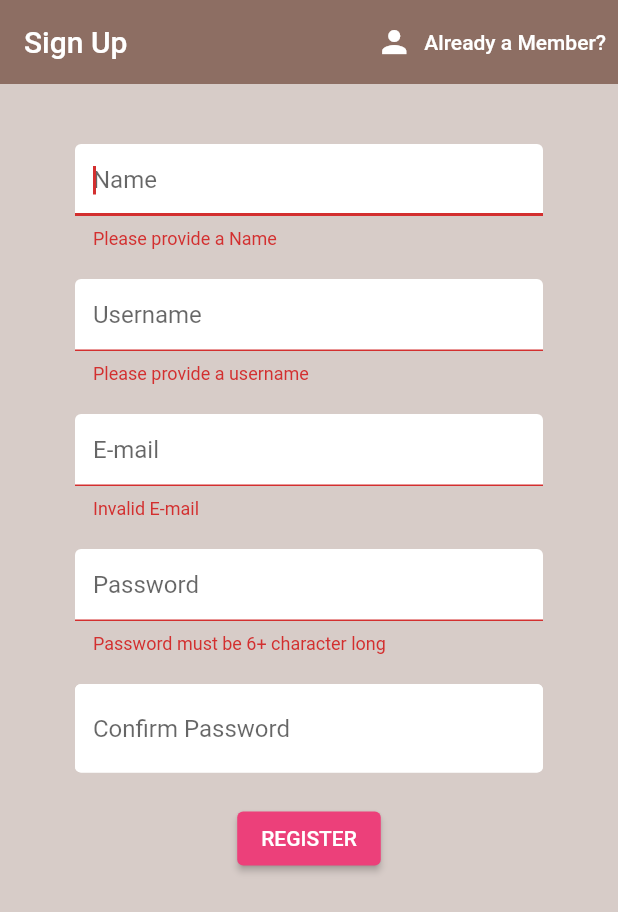
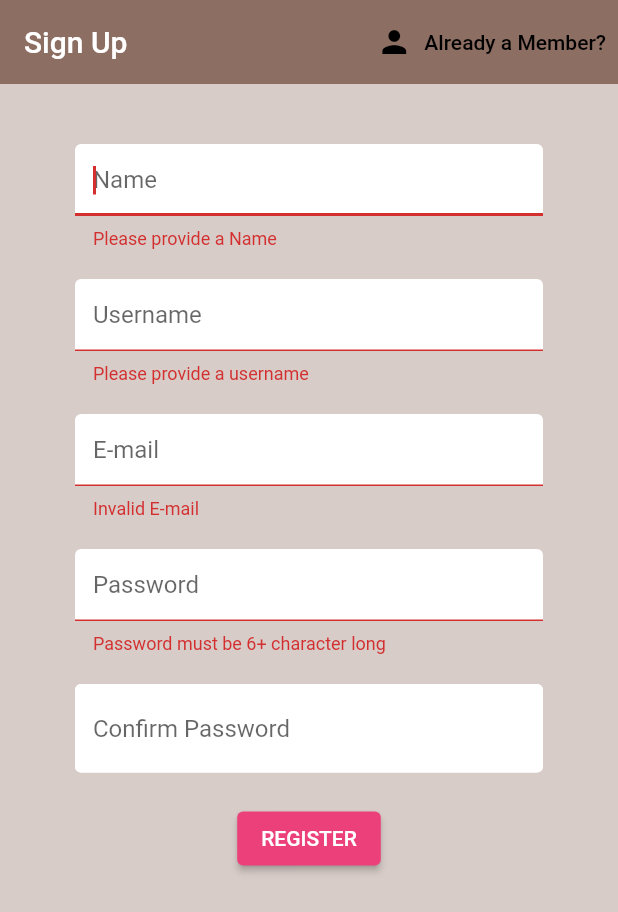
Before and after one commit to rimjhimsinghh/flutter-project, a Flutter app: the screen it shows after launch, after a tap on "Sign In", after a tap on "Getting Started?", after a tap on "REGISTER", on a phone screen of 412 x 824 dp. Shown: the top 912 px of the screen. Run offline on Flutter 3.47's test engine with Material 2 defaults, Android fonts, the phone set to English and light mode, and no system bars; our stand-ins replace firebase_auth, flutter_spinkit; accounts and stored records are empty.

```diff
--- a/lib/screens/authenticate/register.dart
+++ b/lib/screens/authenticate/register.dart
@@ -1,4 +1,5 @@
 import 'package:brew_crew/services/auth.dart';
+import 'package:brew_crew/shared/loading.dart';
 import 'package:flutter/material.dart';
 import 'package:brew_crew/shared/constants.dart';
 
@@ -13,6 +14,7 @@ class _RegisterState extends State<Register> {
   final AuthService _auth = AuthService();
 
   final _formKey = GlobalKey<FormState>();
+  bool loading = false;
   String email = '';
   String password = '';
   String username = '';
@@ -22,7 +24,9 @@ class _RegisterState extends State<Register> {
   String error = '';
   @override
   Widget build(BuildContext context) {
-    return Scaffold(
+    return loading
+        ? Loading()
+        : Scaffold(
             backgroundColor: Colors.brown[100],
             appBar: AppBar(
               backgroundColor: Colors.brown[400],
@@ -35,11 +39,11 @@ class _RegisterState extends State<Register> {
                     },
                     icon: Icon(
                       Icons.person,
-                color: Colors.white,
+                      color: Colors.black,
                     ),
                     label: Text(
                       'Already a Member?', //Allow to switch b/w signin and signup
-                style: TextStyle(color: Colors.white),
+                      style: TextStyle(color: Colors.black),
                     ))
               ],
             ),
@@ -56,7 +60,8 @@ class _RegisterState extends State<Register> {
                         TextFormField(
                           validator: (val) =>
                               val.isEmpty ? 'Please provide a Name' : null,
-                    decoration: textInputDecoration.copyWith(hintText: 'Name'),
+                          decoration:
+                              textInputDecoration.copyWith(hintText: 'Name'),
                           autofocus: true,
                           onChanged: (val) {
                             setState(() => name = val);
@@ -68,8 +73,8 @@ class _RegisterState extends State<Register> {
                         TextFormField(
                           validator: (val) =>
                               val.isEmpty ? 'Please provide a username' : null,
-                    decoration:
-                        textInputDecoration.copyWith(hintText: 'Username'),
+                          decoration: textInputDecoration.copyWith(
+                              hintText: 'Username'),
                           onChanged: (val) {
                             setState(() => username = val);
                           },
@@ -93,8 +98,8 @@ class _RegisterState extends State<Register> {
                           validator: (val) => val.length < 6
                               ? 'Password must be 6+ character long'
                               : null,
-                    decoration:
-                        textInputDecoration.copyWith(hintText: 'Password'),
+                          decoration: textInputDecoration.copyWith(
+                              hintText: 'Password'),
                           obscureText: true,
                           onChanged: (val) {
                             setState(() => password = val);
@@ -116,15 +121,18 @@ class _RegisterState extends State<Register> {
                         ),
                         ElevatedButton(
                             style: ButtonStyle(
-                          backgroundColor:
-                              MaterialStateProperty.all(Colors.pink[400])),
+                                backgroundColor: MaterialStateProperty.all(
+                                    Colors.pink[400])),
                             onPressed: () async {
                               if (_formKey.currentState.validate()) {
-                          dynamic result =
-                              await _auth.registerWithEmail(email, password);
+                                setState(() => loading = true);
+                                dynamic result = await _auth.registerWithEmail(
+                                    email, password);
                                 if (result == null) {
-                            setState(
-                                () => error = 'Please supply a valid Email');
+                                  setState(() {
+                                    error = 'Email Invalid or Already in use';
+                                    loading = false;
+                                  });
                                 }
                               }
                             },
--- a/lib/screens/authenticate/sign_in.dart
+++ b/lib/screens/authenticate/sign_in.dart
@@ -1,4 +1,5 @@
 import 'package:brew_crew/services/auth.dart';
+import 'package:brew_crew/shared/loading.dart';
 import 'package:flutter/material.dart';
 import 'package:brew_crew/shared/constants.dart';
 
@@ -12,12 +13,15 @@ class SignIn extends StatefulWidget {
 class _SignInState extends State<SignIn> {
   final AuthService _auth = AuthService(); //instace of AuthService class
   final _formKey = GlobalKey<FormState>();
+  bool loading = false;
   String email = '';
   String password = '';
   String error = '';
   @override
   Widget build(BuildContext context) {
-    return Scaffold(
+    return loading
+        ? Loading()
+        : Scaffold(
             backgroundColor: Colors.brown[100],
             appBar: AppBar(
               backgroundColor: Colors.brown[400],
@@ -30,11 +34,11 @@ class _SignInState extends State<SignIn> {
                     },
                     icon: Icon(
                       Icons.person,
-                color: Colors.white,
+                      color: Colors.black,
                     ),
                     label: Text(
                       'Getting Started?', //Allow to switch b/w signin and signup
-                style: TextStyle(color: Colors.white),
+                      style: TextStyle(color: Colors.black),
                     ))
               ],
             ),
@@ -50,7 +54,8 @@ class _SignInState extends State<SignIn> {
                       TextFormField(
                         validator: (val) =>
                             !val.contains('@') ? 'Invalid E-mail' : null,
-                  decoration: textInputDecoration.copyWith(hintText: 'E-mail'),
+                        decoration:
+                            textInputDecoration.copyWith(hintText: 'E-mail'),
                         autofocus: true,
                         onChanged: (val) {
                           setState(() => email = val);
@@ -79,12 +84,17 @@ class _SignInState extends State<SignIn> {
                                   MaterialStateProperty.all(Colors.pink[400])),
                           onPressed: () async {
                             if (_formKey.currentState.validate()) {
+                              setState(() => loading = true);
                               // print('valid');
-                        dynamic result = await _auth.signInWithEmailAndPassword(
-                            email, password);
+                              dynamic result =
+                                  await _auth.signInWithEmailAndPassword(
+                                      email.trim(), password);
 
                               if (result == null) {
-                          setState(() => error = 'Invalid Credentials');
+                                setState(() {
+                                  error = 'Invalid Credentials';
+                                  loading = false;
+                                });
                               }
                             }
                           },
--- a/pubspec.yaml
+++ b/pubspec.yaml
@@ -28,9 +28,10 @@ dependencies:
   # The following adds the Cupertino Icons font to your application.
   # Use with the CupertinoIcons class for iOS style icons.
   cupertino_icons: ^1.0.2
-  firebase_auth: ^0.14.0+5
+  firebase_auth: 0.16.1
   cloud_firestore: ^0.12.9+4
   provider: ^6.0.3
+  flutter_spinkit: ^5.1.0
 
 dev_dependencies:
   flutter_test:
```
Also changed, not shown: lib/screens/home/home.dart (+8 -2 lines), lib/services/auth.dart (+19 -7 lines), lib/shared/loading.dart (added, +17 -0 lines), pubspec.lock. Lines whose indentation alone changed are shown as unchanged.
